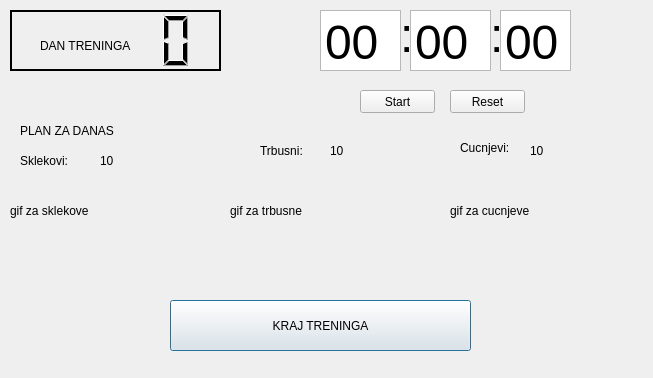
Old version of the form code/drugiprozor.ui in the repository MATF-RS19/RS006-daily-trainer.
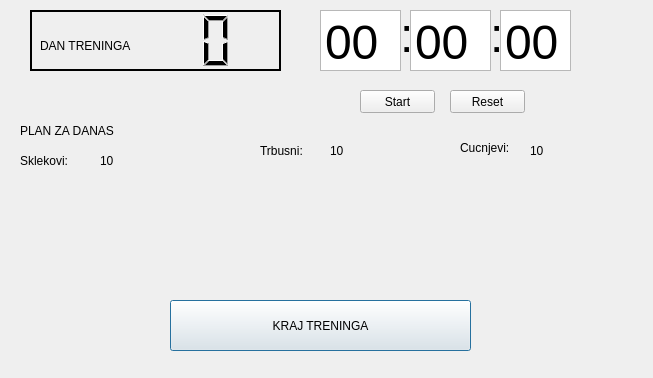
New version of the form.

```diff
--- a/code/drugiprozor.ui
+++ b/code/drugiprozor.ui
@@ -16,9 +16,9 @@
   <widget class="QLCDNumber" name="lcdNumber">
    <property name="geometry">
     <rect>
-     <x>10</x>
+     <x>30</x>
      <y>10</y>
-     <width>211</width>
+     <width>251</width>
      <height>61</height>
     </rect>
    </property>
@@ -72,13 +72,13 @@
    <property name="geometry">
     <rect>
      <x>10</x>
-     <y>180</y>
-     <width>111</width>
-     <height>61</height>
+     <y>200</y>
+     <width>141</width>
+     <height>81</height>
     </rect>
    </property>
    <property name="text">
-    <string>gif za sklekove</string>
+    <string/>
    </property>
   </widget>
   <widget class="QPushButton" name="pushButton">
@@ -123,14 +123,14 @@
   <widget class="QLabel" name="label_8">
    <property name="geometry">
     <rect>
-     <x>230</x>
-     <y>180</y>
-     <width>111</width>
-     <height>61</height>
+     <x>210</x>
+     <y>210</y>
+     <width>141</width>
+     <height>71</height>
     </rect>
    </property>
    <property name="text">
-    <string>gif za trbusne</string>
+    <string/>
    </property>
   </widget>
   <widget class="QLabel" name="label_9">
@@ -138,12 +138,16 @@
     <rect>
      <x>450</x>
      <y>180</y>
-     <width>111</width>
-     <height>61</height>
+     <width>121</width>
+     <height>111</height>
     </rect>
    </property>
+   <property name="styleSheet">
+    <string notr="true">width:50;
+height: 20;</string>
+   </property>
    <property name="text">
-    <string>gif za cucnjeve</string>
+    <string/>
    </property>
   </widget>
   <widget class="QLabel" name="label_11">
```
